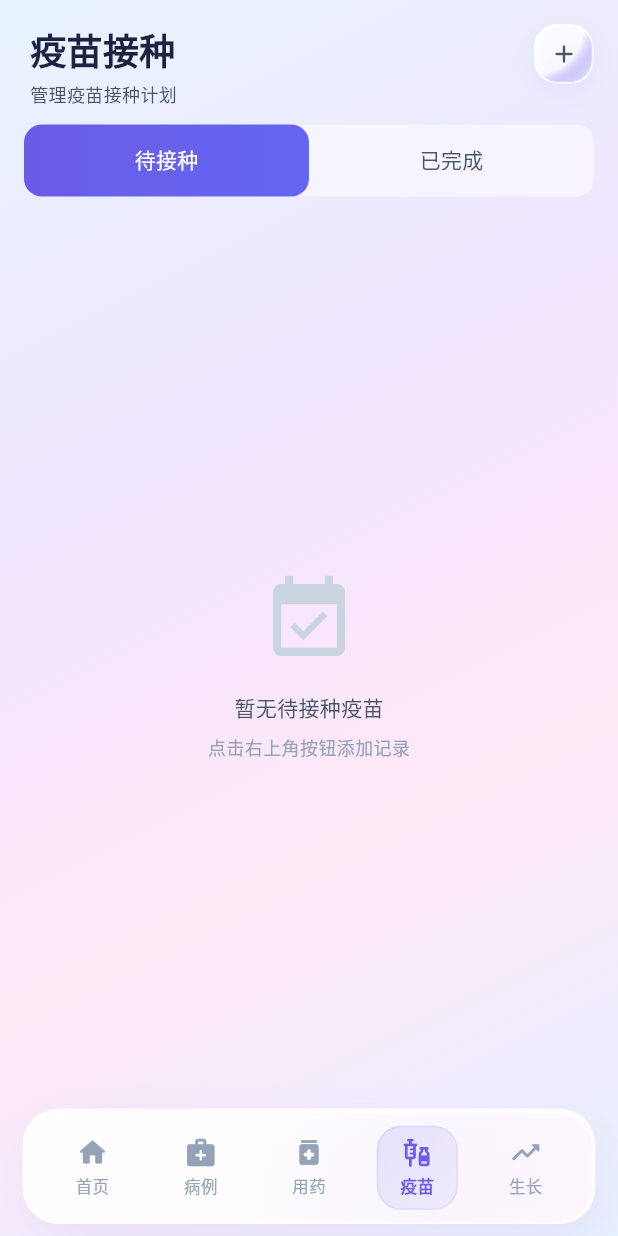
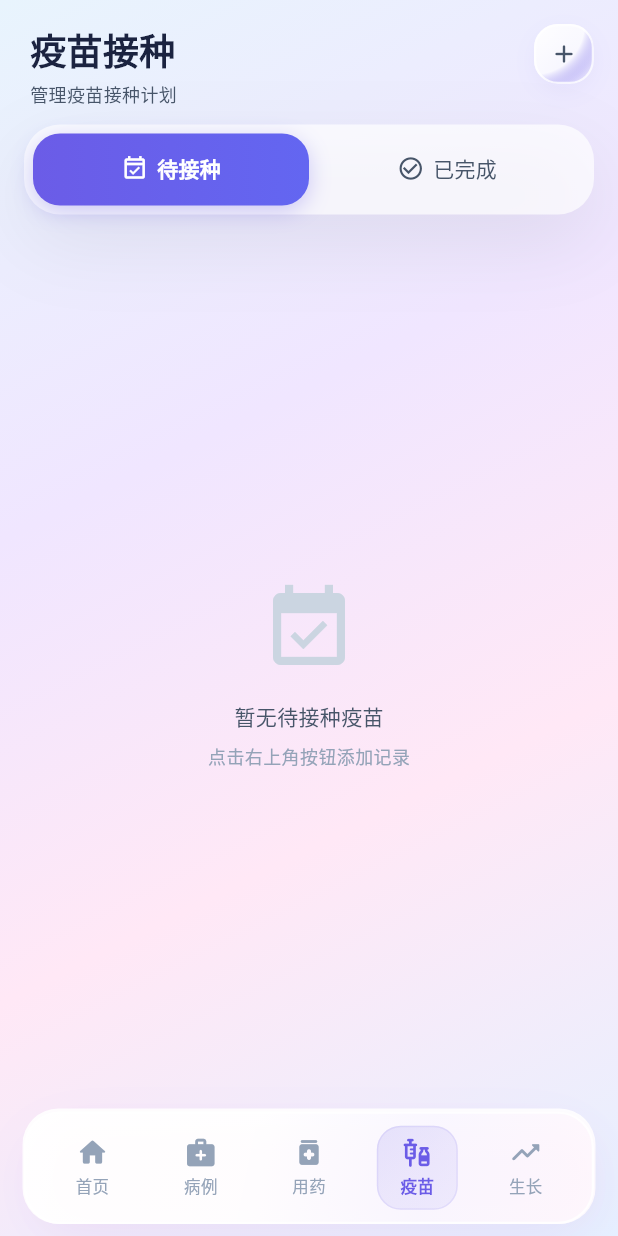
Before and after one commit to alenschina/baby_emr_lite, a Flutter app: the VaccinationScreen screen opened by its route, on a phone screen of 412 x 824 dp. Run offline on Flutter 3.47's test engine with Material 3 defaults, Android fonts, the phone set to English and light mode, and no system bars; our stand-ins replace fl_chart, flutter_riverpod, flutter_secure_storage, freezed_annotation, go_router, hive_flutter and 1 more; missing offline and left inert: encrypt; accounts and stored records are empty; generated files the repository leaves out were written again; Roboto replaces fonts that are missing (DouyinSans); statements that could not run were skipped.

Commit message:
feat(ui): 疫苗管理与用药管理顶部分段 Tab 视觉对齐
抽取 SegmentTabBar 复用用药页样式；疫苗页改用图标+文案分段条并 stretch 铺满宽度。

Made-with: Cursor

```diff
--- a/lib/presentation/screens/vaccination_screen.dart
+++ b/lib/presentation/screens/vaccination_screen.dart
@@ -6,6 +6,7 @@ import '../providers/baby_providers.dart';
 import '../utils/baby_record_guard.dart';
 import '../widgets/forms/vaccination_record_form.dart';
 import '../widgets/adaptive_fab.dart';
+import '../widgets/segment_tab_bar.dart';
 
 /// 疫苗接种屏幕
 /// 对齐 Design Spec：全局背景 + 玻璃拟态组件
@@ -47,37 +48,24 @@ class _VaccinationScreenState extends ConsumerState<VaccinationScreen>
             // 主要内容
             SafeArea(
               child: Column(
+                crossAxisAlignment: CrossAxisAlignment.stretch,
                 children: [
                   // 顶部标题栏
                   _buildHeader(currentBabyAsync),
 
-                  // Tab 栏
-                  Container(
-                    margin: const EdgeInsets.symmetric(horizontal: 16),
-                    decoration: BoxDecoration(
-                      color: Colors.white.withOpacity(0.5),
-                      borderRadius: BorderRadius.circular(12),
-                    ),
-                    child: TabBar(
-                      controller: _tabController,
-                      indicator: BoxDecoration(
-                        gradient: AppTheme.primaryButtonGradient,
-                        borderRadius: BorderRadius.circular(12),
+                  // Tab 栏（与用药管理 SegmentTabBar 视觉一致）
+                  SegmentTabBar(
+                    controller: _tabController,
+                    items: const [
+                      SegmentTabItem(
+                        icon: Icons.event_available_outlined,
+                        title: '待接种',
                       ),
-                      indicatorSize: TabBarIndicatorSize.tab,
-                      dividerColor: Colors.transparent,
-                      labelColor: Colors.white,
-                      unselectedLabelColor: AppTheme.textSecondary,
-                      labelStyle: TextStyle(
-                        fontSize: 14,
-                        fontWeight: FontWeight.w500,
-                        fontFamily: AppTheme.fontFamily,
+                      SegmentTabItem(
+                        icon: Icons.check_circle_outline,
+                        title: '已完成',
                       ),
-                      tabs: const [
-                        Tab(text: '待接种'),
-                        Tab(text: '已完成'),
-                      ],
-                    ),
+                    ],
                   ),
                   const SizedBox(height: 16),
 
--- /dev/null
+++ b/lib/presentation/widgets/segment_tab_bar.dart
@@ -0,0 +1,126 @@
+import 'package:flutter/material.dart';
+import '../../core/theme/app_theme.dart';
+
+/// 分段 Tab 栏（用药管理、疫苗接种等顶部切换）
+/// 与用药管理页 [MedicationTabBar] 视觉一致：玻璃容器 + 渐变指示器 + 图标+文案
+class SegmentTabItem {
+  const SegmentTabItem({required this.icon, required this.title});
+
+  final IconData icon;
+  final String title;
+}
+
+class SegmentTabBar extends StatelessWidget {
+  const SegmentTabBar({
+    super.key,
+    required this.controller,
+    required this.items,
+  });
+
+  final TabController controller;
+  final List<SegmentTabItem> items;
+
+  @override
+  Widget build(BuildContext context) {
+    assert(items.isNotEmpty, 'SegmentTabBar requires at least one tab');
+    final tabCount = items.length;
+
+    return LayoutBuilder(
+      builder: (context, constraints) {
+        final availableWidth = constraints.maxWidth.isFinite
+            ? constraints.maxWidth
+            : MediaQuery.sizeOf(context).width;
+        // 与用药页一致：外边距 16×2 + 内边距 6×2 = 44
+        final tabWidth = (availableWidth - 44) / tabCount;
+        final compact = tabWidth < 108;
+        final veryCompact = tabWidth < 92;
+
+        final fontSize = veryCompact ? 11.0 : (compact ? 12.0 : 14.0);
+        final iconSize = veryCompact ? 14.0 : (compact ? 16.0 : 18.0);
+        final horizontalMarginResolved =
+            veryCompact ? 10.0 : 16.0;
+        final tabPaddingResolved = veryCompact ? 4.0 : 6.0;
+
+        return Container(
+          margin: EdgeInsets.symmetric(horizontal: horizontalMarginResolved),
+          padding: EdgeInsets.all(tabPaddingResolved),
+          decoration: BoxDecoration(
+            color: Colors.white.withValues(alpha: 0.7),
+            borderRadius: BorderRadius.circular(24),
+            boxShadow: AppTheme.cardShadow,
+          ),
+          child: TabBar(
+            controller: controller,
+            isScrollable: veryCompact,
+            labelPadding: EdgeInsets.symmetric(horizontal: veryCompact ? 6 : 0),
+            indicator: BoxDecoration(
+              gradient: const LinearGradient(
+                colors: [AppTheme.brandPrimary, Color(0xFF6366F1)],
+              ),
+              borderRadius: BorderRadius.circular(18),
+              boxShadow: [
+                BoxShadow(
+                  color: AppTheme.brandPrimary.withValues(alpha: 0.3),
+                  blurRadius: 12,
+                  offset: const Offset(0, 4),
+                ),
+              ],
+            ),
+            indicatorSize: TabBarIndicatorSize.tab,
+            labelColor: Colors.white,
+            unselectedLabelColor: AppTheme.slate600,
+            labelStyle: TextStyle(fontSize: fontSize, fontWeight: FontWeight.w600),
+            unselectedLabelStyle: TextStyle(
+              fontSize: fontSize,
+              fontWeight: FontWeight.w500,
+            ),
+            dividerColor: Colors.transparent,
+            tabs: [
+              for (final item in items)
+                _buildAdaptiveTab(
+                  icon: item.icon,
+                  title: item.title,
+                  iconSize: iconSize,
+                  spacing: compact ? 4 : 6,
+                  minWidth: veryCompact ? 88 : null,
+                ),
+            ],
+          ),
+        );
+      },
+    );
+  }
+
+  Widget _buildAdaptiveTab({
+    required IconData icon,
+    required String title,
+    required double iconSize,
+    required double spacing,
+    double? minWidth,
+  }) {
+    return Tab(
+      child: ConstrainedBox(
+        constraints: BoxConstraints(minWidth: minWidth ?? 0),
+        child: Row(
+          mainAxisSize: MainAxisSize.min,
+          mainAxisAlignment: MainAxisAlignment.center,
+          children: [
+            Icon(icon, size: iconSize),
+            SizedBox(width: spacing),
+            Flexible(
+              child: FittedBox(
+                fit: BoxFit.scaleDown,
+                child: Text(
+                  title,
+                  maxLines: 1,
+                  overflow: TextOverflow.ellipsis,
+                  softWrap: false,
+                ),
+              ),
+            ),
+          ],
+        ),
+      ),
+    );
+  }
+}
```
Also changed, not shown: lib/presentation/widgets/medication_tab_bar.dart (+8 -108 lines).
